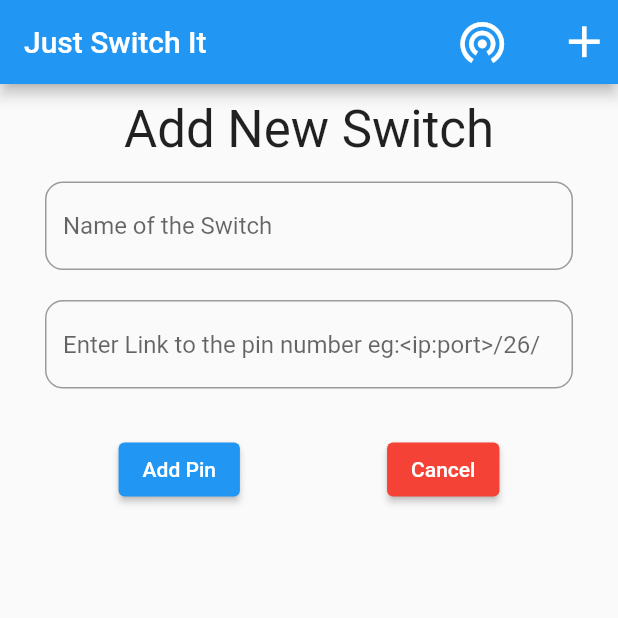
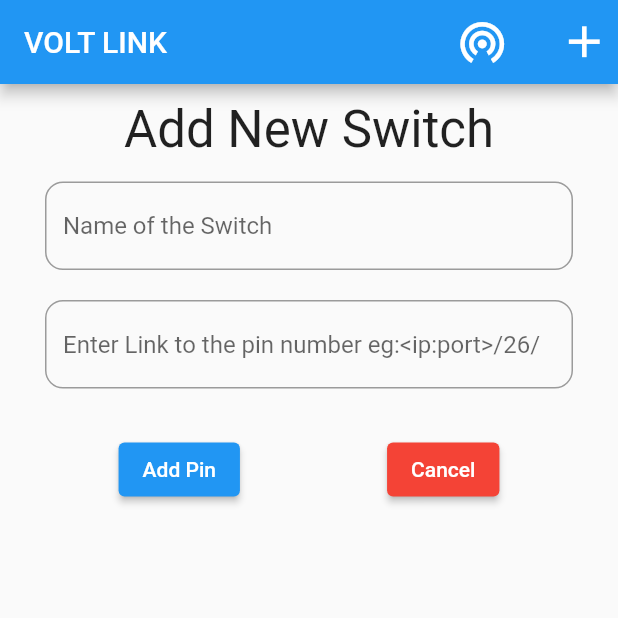
Before and after one commit to melisks/FlutterProjects0, a Flutter app: the screen it shows after launch, after a tap on the "add" icon, after a tap on "Add Pin", on a phone screen of 412 x 824 dp, the top half of it. Run offline on Flutter 3.47's test engine with Material 2 defaults, Android fonts, the phone set to English and light mode, and no system bars; our stand-ins replace assets_audio_player, flutter_bluetooth_serial, shared_preferences, simple_circular_progress_bar; missing offline and left inert: control_button.

Commit message:
app name change

```diff
--- a/just_switch_it/lib/add_http_switch.dart
+++ b/just_switch_it/lib/add_http_switch.dart
@@ -12,18 +12,17 @@ class AddHttp extends StatefulWidget {
 class _AddHttpState extends State<AddHttp> {
   String? formDataName;
   String? formDataLink;
-  int counter = 0;
+
   void addpin() {
     if (formDataName != null && formDataLink != null) {
       submitForm();
       widget.switchscreen();
-      counter++;
     }
   }
 
   Future<void> submitForm() async {
     final SharedPreferences prefs = await SharedPreferences.getInstance();
-    await prefs.setInt('counter', counter);
+    final int counter = (prefs.getInt('counter') ?? 0) + 1;
     await prefs.setString('name$counter', formDataName!);
     await prefs.setString('link$counter', formDataLink!);
   }
--- a/just_switch_it/lib/main_screen.dart
+++ b/just_switch_it/lib/main_screen.dart
@@ -31,7 +31,7 @@ class _MainScreenState extends State<MainScreen> {
       home: Scaffold(
         appBar: AppBar(
           title: const Text(
-            'Just Switch It',
+            'VOLT LINK',
           ),
           actions: [
             IconButton(
--- a/just_switch_it/lib/switch_screen.dart
+++ b/just_switch_it/lib/switch_screen.dart
@@ -30,6 +30,7 @@ class _SwitchScreenState extends State<SwitchScreen> {
             switchDataList
                 .add(SwitchData(name: [switchName], link: [switchLink]));
             print('this is saved list data $switchDataList');
+            print(counter);
           });
         }
       }
```
Also changed, not shown: 1 other file.
